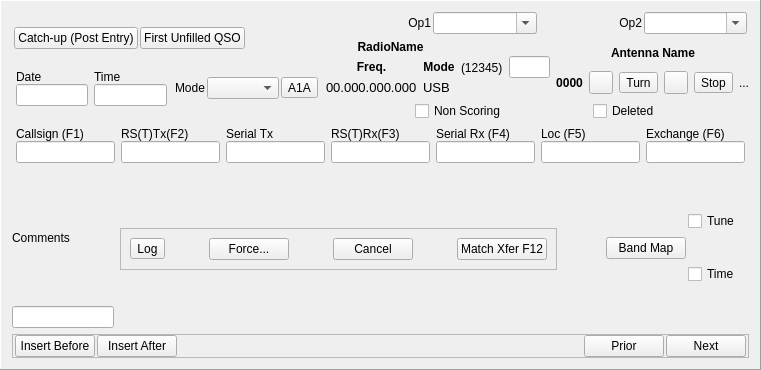
Old version of the form mqt/MqtLogger/qsologframe.ui in the repository zsteva/backup-minos2.
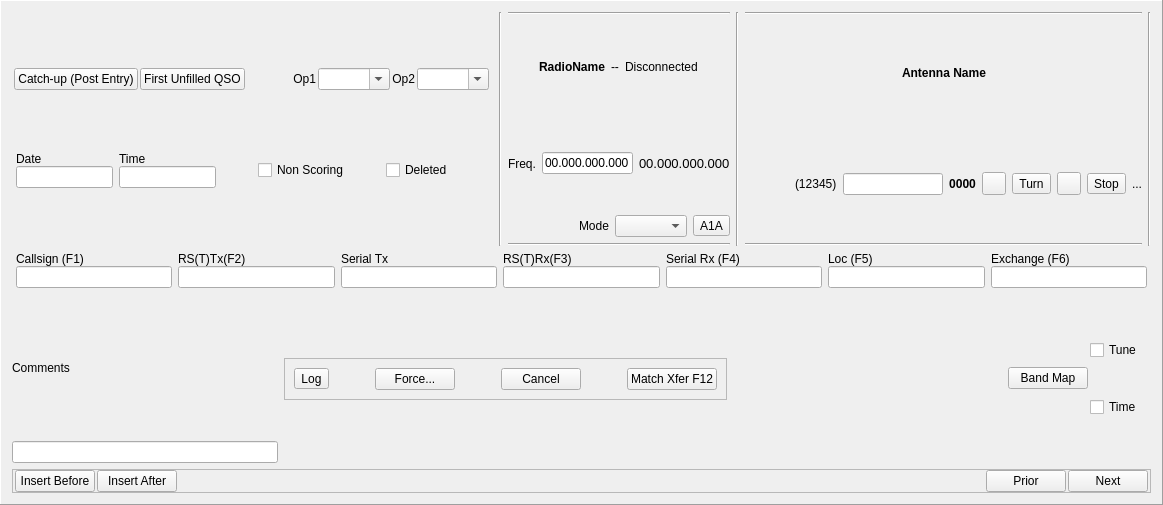
New version of the form.

Commit message: update mode in logger - added mode table to RIGCONTROLCOMMONCONSTANTS_H

What changed in the file:
```diff
--- a/mqt/MqtLogger/qsologframe.ui
+++ b/mqt/MqtLogger/qsologframe.ui
@@ -6,8 +6,8 @@
    <rect>
     <x>0</x>
     <y>0</y>
-    <width>761</width>
-    <height>370</height>
+    <width>1163</width>
+    <height>505</height>
    </rect>
   </property>
   <property name="windowTitle">
@@ -22,11 +22,13 @@
   <property name="midLineWidth">
    <number>1</number>
   </property>
-  <layout class="QGridLayout" name="gridLayout">
-   <item row="0" column="0">
-    <layout class="QHBoxLayout" name="horizontalLayout_13">
+  <layout class="QVBoxLayout" name="verticalLayout_21">
      <item>
-      <layout class="QVBoxLayout" name="verticalLayout_15">
+    <layout class="QVBoxLayout" name="verticalLayout_20">
+     <item>
+      <layout class="QHBoxLayout" name="horizontalLayout_20">
+       <item>
+        <layout class="QVBoxLayout" name="verticalLayout_19">
        <item>
         <layout class="QHBoxLayout" name="horizontalLayout_4">
          <property name="spacing">
@@ -71,8 +73,65 @@
            </property>
           </spacer>
          </item>
-        </layout>
-       </item>
+           <item>
+            <layout class="QHBoxLayout" name="horizontalLayout">
+             <property name="spacing">
+              <number>2</number>
+             </property>
+             <property name="leftMargin">
+              <number>2</number>
+             </property>
+             <property name="rightMargin">
+              <number>2</number>
+             </property>
+             <item>
+              <widget class="QLabel" name="OperatorLabel">
+               <property name="text">
+                <string>Op1</string>
+               </property>
+               <property name="alignment">
+                <set>Qt::AlignRight|Qt::AlignTrailing|Qt::AlignVCenter</set>
+               </property>
+              </widget>
+             </item>
+             <item>
+              <widget class="QComboBox" name="MainOpComboBox">
+               <property name="focusPolicy">
+                <enum>Qt::ClickFocus</enum>
+               </property>
+               <property name="editable">
+                <bool>true</bool>
+               </property>
+              </widget>
+             </item>
+             <item>
+              <widget class="QLabel" name="SecondOpLabel">
+               <property name="text">
+                <string>Op2</string>
+               </property>
+               <property name="alignment">
+                <set>Qt::AlignRight|Qt::AlignTrailing|Qt::AlignVCenter</set>
+               </property>
+              </widget>
+             </item>
+             <item>
+              <widget class="QComboBox" name="SecondOpComboBox">
+               <property name="focusPolicy">
+                <enum>Qt::ClickFocus</enum>
+               </property>
+               <property name="editable">
+                <bool>true</bool>
+               </property>
+              </widget>
+             </item>
+            </layout>
+           </item>
+          </layout>
+         </item>
+         <item>
+          <layout class="QHBoxLayout" name="horizontalLayout_13">
+           <item>
+            <layout class="QVBoxLayout" name="verticalLayout_15">
        <item>
         <layout class="QHBoxLayout" name="horizontalLayout_5">
          <property name="spacing">
@@ -139,52 +198,9 @@
           </layout>
          </item>
          <item>
-          <spacer name="horizontalSpacer_2">
-           <property name="orientation">
-            <enum>Qt::Horizontal</enum>
-           </property>
-           <property name="sizeHint" stdset="0">
-            <size>
-             <width>40</width>
-             <height>20</height>
-            </size>
-           </property>
-          </spacer>
-         </item>
-         <item>
-          <widget class="QLabel" name="ModeLabel">
-           <property name="text">
-            <string>Mode</string>
-           </property>
-          </widget>
-         </item>
-         <item>
-          <widget class="QComboBox" name="ModeComboBoxGJV">
-           <property name="focusPolicy">
-            <enum>Qt::ClickFocus</enum>
-           </property>
-          </widget>
-         </item>
-         <item>
-          <widget class="QToolButton" name="ModeButton">
-           <property name="focusPolicy">
-            <enum>Qt::ClickFocus</enum>
-           </property>
-           <property name="text">
-            <string>A1A</string>
-           </property>
-          </widget>
-         </item>
-        </layout>
-       </item>
-      </layout>
-     </item>
-     <item>
-      <layout class="QVBoxLayout" name="verticalLayout_13">
-       <item>
-        <layout class="QHBoxLayout" name="horizontalLayout">
+                <layout class="QHBoxLayout" name="horizontalLayout_3">
          <property name="spacing">
-          <number>2</number>
+                  <number>0</number>
          </property>
          <property name="leftMargin">
           <number>2</number>
@@ -193,53 +209,100 @@
           <number>2</number>
          </property>
          <item>
-          <widget class="QLabel" name="OperatorLabel">
-           <property name="text">
-            <string>Op1</string>
-           </property>
-           <property name="alignment">
-            <set>Qt::AlignRight|Qt::AlignTrailing|Qt::AlignVCenter</set>
-           </property>
-          </widget>
+                  <spacer name="horizontalSpacer_8">
+                   <property name="orientation">
+                    <enum>Qt::Horizontal</enum>
+                   </property>
+                   <property name="sizeHint" stdset="0">
+                    <size>
+                     <width>40</width>
+                     <height>20</height>
+                    </size>
+                   </property>
+                  </spacer>
          </item>
          <item>
-          <widget class="QComboBox" name="MainOpComboBox">
+                  <widget class="QCheckBox" name="NonScoreCheckBox">
            <property name="focusPolicy">
             <enum>Qt::ClickFocus</enum>
            </property>
-           <property name="editable">
-            <bool>true</bool>
+                   <property name="text">
+                    <string>Non Scoring</string>
            </property>
           </widget>
          </item>
          <item>
-          <widget class="QLabel" name="SecondOpLabel">
-           <property name="text">
-            <string>Op2</string>
-           </property>
-           <property name="alignment">
-            <set>Qt::AlignRight|Qt::AlignTrailing|Qt::AlignVCenter</set>
-           </property>
-          </widget>
+                  <spacer name="horizontalSpacer_7">
+                   <property name="orientation">
+                    <enum>Qt::Horizontal</enum>
+                   </property>
+                   <property name="sizeHint" stdset="0">
+                    <size>
+                     <width>40</width>
+                     <height>20</height>
+                    </size>
+                   </property>
+                  </spacer>
          </item>
          <item>
-          <widget class="QComboBox" name="SecondOpComboBox">
+                  <widget class="QCheckBox" name="DeletedCheckBox">
            <property name="focusPolicy">
             <enum>Qt::ClickFocus</enum>
            </property>
-           <property name="editable">
-            <bool>true</bool>
+                   <property name="text">
+                    <string>Deleted</string>
            </property>
           </widget>
          </item>
-        </layout>
-       </item>
+                 <item>
+                  <spacer name="horizontalSpacer_6">
+                   <property name="orientation">
+                    <enum>Qt::Horizontal</enum>
+                   </property>
+                   <property name="sizeHint" stdset="0">
+                    <size>
+                     <width>40</width>
+                     <height>20</height>
+                    </size>
+                   </property>
+                  </spacer>
+                 </item>
+                </layout>
+               </item>
+              </layout>
+             </item>
+            </layout>
+           </item>
+          </layout>
+         </item>
+        </layout>
+       </item>
+       <item>
+        <layout class="QHBoxLayout" name="horizontalLayout_19">
        <item>
         <layout class="QHBoxLayout" name="horizontalLayout_12">
          <item>
-          <layout class="QHBoxLayout" name="horizontalLayout_6">
+            <widget class="Line" name="line_3">
+             <property name="orientation">
+              <enum>Qt::Vertical</enum>
+             </property>
+            </widget>
+           </item>
            <item>
-            <spacer name="horizontalSpacer_4">
+            <layout class="QVBoxLayout" name="verticalLayout_13">
+             <item>
+              <widget class="Line" name="line">
+               <property name="orientation">
+                <enum>Qt::Horizontal</enum>
+               </property>
+              </widget>
+             </item>
+             <item>
+              <layout class="QVBoxLayout" name="verticalLayout_16">
+               <item>
+                <layout class="QHBoxLayout" name="horizontalLayout_16">
+                 <item>
+                  <spacer name="horizontalSpacer_2">
              <property name="orientation">
               <enum>Qt::Horizontal</enum>
              </property>
@@ -251,8 +314,6 @@
              </property>
             </spacer>
            </item>
-           <item>
-            <layout class="QVBoxLayout" name="verticalLayout_20">
              <item>
               <widget class="QLabel" name="radioName">
                <property name="font">
@@ -270,17 +331,42 @@
               </widget>
              </item>
              <item>
-              <layout class="QHBoxLayout" name="horizontalLayout_14">
+                  <widget class="QLabel" name="label_3">
+                   <property name="text">
+                    <string>--</string>
+                   </property>
+                  </widget>
+                 </item>
                <item>
-                <layout class="QVBoxLayout" name="verticalLayout_16">
+                  <widget class="QLabel" name="rigStatus">
+                   <property name="text">
+                    <string>Disconnected</string>
+                   </property>
+                  </widget>
+                 </item>
                  <item>
-                  <layout class="QVBoxLayout" name="verticalLayout_19">
+                  <spacer name="horizontalSpacer_15">
+                   <property name="orientation">
+                    <enum>Qt::Horizontal</enum>
+                   </property>
+                   <property name="sizeHint" stdset="0">
+                    <size>
+                     <width>40</width>
+                     <height>20</height>
+                    </size>
+                   </property>
+                  </spacer>
+                 </item>
+                </layout>
+               </item>
+               <item>
+                <layout class="QHBoxLayout" name="horizontalLayout_15">
                    <item>
                     <widget class="QLabel" name="freqlbl">
                      <property name="font">
                       <font>
-                       <weight>75</weight>
-                       <bold>true</bold>
+                     <weight>50</weight>
+                     <bold>false</bold>
                       </font>
                      </property>
                      <property name="text">
@@ -291,6 +377,19 @@
                      </property>
                     </widget>
                    </item>
+                 <item>
+                  <widget class="QLineEdit" name="freqInput">
+                   <property name="inputMask">
+                    <string>99.999.999.999</string>
+                   </property>
+                   <property name="text">
+                    <string>00.000.000.000</string>
+                   </property>
+                   <property name="alignment">
+                    <set>Qt::AlignCenter</set>
+                   </property>
+                  </widget>
+                 </item>
                    <item>
                     <widget class="QLabel" name="freqDisplay">
                      <property name="font">
@@ -305,12 +404,97 @@
                    </item>
                   </layout>
                  </item>
+               <item>
+                <layout class="QHBoxLayout" name="horizontalLayout_14">
+                 <item>
+                  <spacer name="horizontalSpacer_5">
+                   <property name="orientation">
+                    <enum>Qt::Horizontal</enum>
+                   </property>
+                   <property name="sizeHint" stdset="0">
+                    <size>
+                     <width>40</width>
+                     <height>20</height>
+                    </size>
+                   </property>
+                  </spacer>
+                 </item>
+                 <item>
+                  <widget class="QLabel" name="ModeLabel">
+                   <property name="text">
+                    <string>Mode</string>
+                   </property>
+                  </widget>
+                 </item>
+                 <item>
+                  <widget class="QComboBox" name="ModeComboBoxGJV">
+                   <property name="focusPolicy">
+                    <enum>Qt::ClickFocus</enum>
+                   </property>
+                  </widget>
+                 </item>
+                 <item>
+                  <widget class="QToolButton" name="ModeButton">
+                   <property name="focusPolicy">
+                    <enum>Qt::ClickFocus</enum>
+                   </property>
+                   <property name="text">
+                    <string>A1A</string>
+                   </property>
+                  </widget>
+                 </item>
                 </layout>
                </item>
+              </layout>
+             </item>
+             <item>
+              <widget class="Line" name="line_2">
+               <property name="orientation">
+                <enum>Qt::Horizontal</enum>
+               </property>
+              </widget>
+             </item>
+            </layout>
+           </item>
+           <item>
+            <widget class="Line" name="line_4">
+             <property name="orientation">
+              <enum>Qt::Vertical</enum>
+             </property>
+            </widget>
+           </item>
+          </layout>
+         </item>
+         <item>
+          <layout class="QHBoxLayout" name="horizontalLayout_18">
                <item>
                 <layout class="QVBoxLayout" name="verticalLayout_17">
                  <item>
-                  <widget class="QLabel" name="modelbl">
+              <widget class="Line" name="line_5">
+               <property name="orientation">
+                <enum>Qt::Horizontal</enum>
+               </property>
+              </widget>
+             </item>
+             <item>
+              <layout class="QVBoxLayout" name="verticalLayout">
+               <item>
+                <layout class="QHBoxLayout" name="horizontalLayout_11">
+                 <item>
+                  <spacer name="horizontalSpacer_13">
+                   <property name="orientation">
+                    <enum>Qt::Horizontal</enum>
+                   </property>
+                   <property name="sizeHint" stdset="0">
+                    <size>
+                     <width>40</width>
+                     <height>20</height>
+                    </size>
+                   </property>
+                  </spacer>
+                 </item>
+                 <item>
+                  <widget class="QLabel" name="antennaName">
                    <property name="font">
                     <font>
                      <weight>75</weight>
@@ -318,30 +502,41 @@
                     </font>
                    </property>
                    <property name="text">
-                    <string>Mode</string>
+                    <string>Antenna Name</string>
                    </property>
-                   <property name="alignment">
-                    <set>Qt::AlignCenter</set>
-                   </property>
                   </widget>
                  </item>
                  <item>
-                  <widget class="QLabel" name="modeDisp">
-                   <property name="font">
-                    <font>
-                     <pointsize>10</pointsize>
-                    </font>
+                  <spacer name="horizontalSpacer_14">
+                   <property name="orientation">
+                    <enum>Qt::Horizontal</enum>
                    </property>
-                   <property name="text">
-                    <string>USB</string>
+                   <property name="sizeHint" stdset="0">
+                    <size>
+                     <width>78</width>
+                     <height>104</height>
+                    </size>
                    </property>
-                  </widget>
+                  </spacer>
                  </item>
                 </layout>
                </item>
-              </layout>
-             </item>
-            </layout>
+               <item>
+                <layout class="QHBoxLayout" name="horizontalLayout_17">
+                 <item>
+                  <layout class="QHBoxLayout" name="horizontalLayout_6">
+                   <item>
+                    <spacer name="horizontalSpacer_4">
+                     <property name="orientation">
+                      <enum>Qt::Horizontal</enum>
+                     </property>
+                     <property name="sizeHint" stdset="0">
+                      <size>
+                       <width>58</width>
+                       <height>106</height>
+                      </size>
+                     </property>
+                    </spacer>
            </item>
            <item>
             <widget class="QLabel" name="DistSt">
@@ -372,51 +567,6 @@
           </layout>
          </item>
          <item>
-          <layout class="QVBoxLayout" name="verticalLayout">
-           <item>
-            <layout class="QHBoxLayout" name="horizontalLayout_11">
-             <item>
-              <spacer name="horizontalSpacer_13">
-               <property name="orientation">
-                <enum>Qt::Horizontal</enum>
-               </property>
-               <property name="sizeHint" stdset="0">
-                <size>
-                 <width>40</width>
-                 <height>20</height>
-                </size>
-               </property>
-              </spacer>
-             </item>
-             <item>
-              <widget class="QLabel" name="antennaName">
-               <property name="font">
-                <font>
-                 <weight>75</weight>
-                 <bold>true</bold>
-                </font>
-               </property>
-               <property name="text">
-                <string>Antenna Name</string>
-               </property>
-              </widget>
-             </item>
-             <item>
-              <spacer name="horizontalSpacer_14">
-               <property name="orientation">
-                <enum>Qt::Horizontal</enum>
-               </property>
-               <property name="sizeHint" stdset="0">
-                <size>
-                 <width>40</width>
-                 <height>20</height>
-                </size>
-               </property>
-              </spacer>
-             </item>
-            </layout>
-           </item>
-           <item>
             <layout class="QHBoxLayout" name="horizontalLayout_2">
              <item>
               <widget class="QLabel" name="RotBrg">
@@ -500,82 +650,28 @@
         </layout>
        </item>
        <item>
-        <layout class="QHBoxLayout" name="horizontalLayout_3">
-         <property name="spacing">
-          <number>0</number>
-         </property>
-         <property name="leftMargin">
-          <number>2</number>
-         </property>
-         <property name="rightMargin">
-          <number>2</number>
-         </property>
-         <item>
-          <spacer name="horizontalSpacer_8">
+              <widget class="Line" name="line_6">
            <property name="orientation">
             <enum>Qt::Horizontal</enum>
            </property>
-           <property name="sizeHint" stdset="0">
-            <size>
-             <width>40</width>
-             <height>20</height>
-            </size>
-           </property>
-          </spacer>
-         </item>
-         <item>
-          <widget class="QCheckBox" name="NonScoreCheckBox">
-           <property name="focusPolicy">
-            <enum>Qt::ClickFocus</enum>
-           </property>
-           <property name="text">
-            <string>Non Scoring</string>
-           </property>
-          </widget>
-         </item>
+              </widget>
+             </item>
+            </layout>
+           </item>
          <item>
-          <spacer name="horizontalSpacer_7">
+            <widget class="Line" name="line_7">
            <property name="orientation">
-            <enum>Qt::Horizontal</enum>
-           </property>
-           <property name="sizeHint" stdset="0">
-            <size>
-             <width>40</width>
-             <height>20</height>
-            </size>
-           </property>
-          </spacer>
-         </item>
-         <item>
-          <widget class="QCheckBox" name="DeletedCheckBox">
-           <property name="focusPolicy">
-            <enum>Qt::ClickFocus</enum>
-           </property>
-           <property name="text">
-            <string>Deleted</string>
-           </property>
-          </widget>
-         </item>
-         <item>
-          <spacer name="horizontalSpacer_6">
-           <property name="orientation">
-            <enum>Qt::Horizontal</enum>
-           </property>
-           <property name="sizeHint" stdset="0">
-            <size>
-             <width>40</width>
-             <height>20</height>
-            </size>
-           </property>
-          </spacer>
-         </item>
+              <enum>Qt::Vertical</enum>
+             </property>
+            </widget>
+           </item>
         </layout>
        </item>
       </layout>
      </item>
     </layout>
    </item>
-   <item row="1" column="0">
+     <item>
     <layout class="QVBoxLayout" name="verticalLayout_18">
      <item>
       <layout class="QHBoxLayout" name="horizontalLayout_7">
@@ -1081,6 +1177,8 @@
         </item>
        </layout>
       </widget>
+       </item>
+      </layout>
      </item>
     </layout>
    </item>
```
Lines whose indentation alone changed are shown as unchanged. The commit also changes 7 other files.
